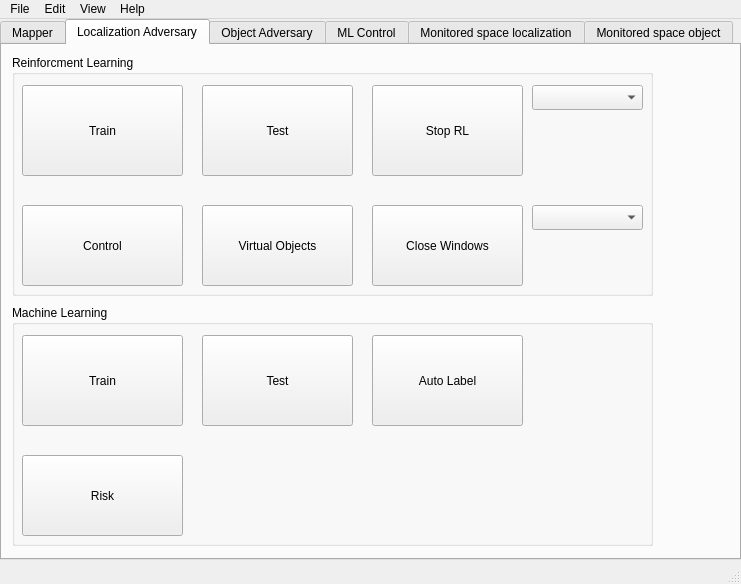
First picture: the form in Mapper/form.ui, repository NachtaktiverHalbaffe/Robotino-Situational-Risk-Assessment, before the edit.
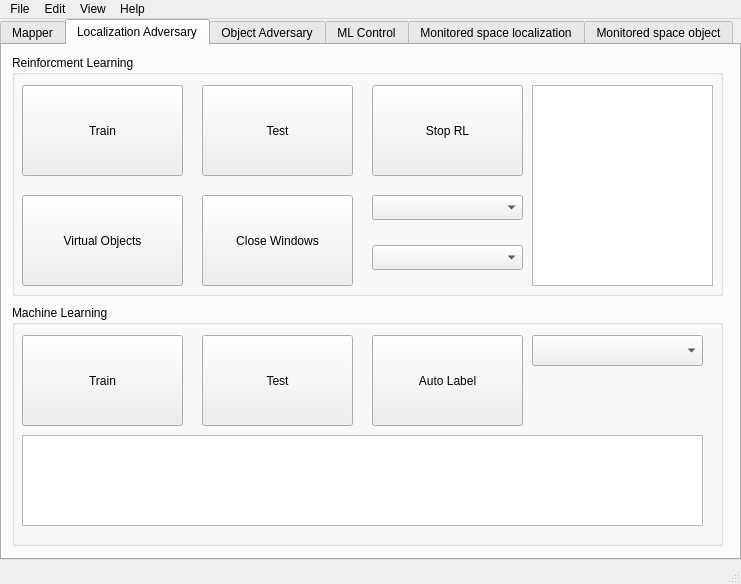
Second picture: the form after the edit. The open tabs and pages were chosen to show the change. Icons and pictures are not drawn.

Commit message: gui with new text boxes

What changed in the file:
```diff
--- a/Mapper/form.ui
+++ b/Mapper/form.ui
@@ -477,7 +477,7 @@
        <rect>
         <x>10</x>
         <y>10</y>
-        <width>641</width>
+        <width>711</width>
         <height>241</height>
        </rect>
       </property>
@@ -523,26 +523,13 @@
         <string>Stop RL</string>
        </property>
       </widget>
-      <widget class="QPushButton" name="Control_btn">
-       <property name="geometry">
-        <rect>
-         <x>10</x>
-         <y>150</y>
-         <width>161</width>
-         <height>81</height>
-        </rect>
-       </property>
-       <property name="text">
-        <string>Control</string>
-       </property>
-      </widget>
       <widget class="QPushButton" name="virtual_obj_btn">
        <property name="geometry">
         <rect>
-         <x>190</x>
-         <y>150</y>
-         <width>151</width>
-         <height>81</height>
+         <x>10</x>
+         <y>140</y>
+         <width>161</width>
+         <height>91</height>
         </rect>
        </property>
        <property name="text">
@@ -552,35 +539,56 @@
       <widget class="QPushButton" name="close_window_btn">
        <property name="geometry">
         <rect>
-         <x>360</x>
-         <y>150</y>
+         <x>190</x>
+         <y>140</y>
          <width>151</width>
-         <height>81</height>
+         <height>91</height>
         </rect>
        </property>
        <property name="text">
         <string>Close Windows</string>
        </property>
       </widget>
+      <widget class="QComboBox" name="tree_selector">
+       <property name="geometry">
+        <rect>
+         <x>360</x>
+         <y>190</y>
+         <width>151</width>
+         <height>25</height>
+        </rect>
+       </property>
+      </widget>
       <widget class="QComboBox" name="shape_selector">
        <property name="geometry">
         <rect>
-         <x>520</x>
-         <y>150</y>
-         <width>111</width>
+         <x>360</x>
+         <y>140</y>
+         <width>151</width>
          <height>25</height>
         </rect>
        </property>
       </widget>
-      <widget class="QComboBox" name="rl_type_selector">
+      <widget class="QTextEdit" name="info_box_rl">
        <property name="geometry">
         <rect>
          <x>520</x>
          <y>30</y>
-         <width>111</width>
-         <height>25</height>
+         <width>181</width>
+         <height>201</height>
         </rect>
        </property>
+       <property name="font">
+        <font>
+         <italic>false</italic>
+        </font>
+       </property>
+       <property name="acceptDrops">
+        <bool>true</bool>
+       </property>
+       <property name="readOnly">
+        <bool>true</bool>
+       </property>
       </widget>
      </widget>
      <widget class="QGroupBox" name="groupBox_2">
@@ -588,7 +596,7 @@
        <rect>
         <x>10</x>
         <y>260</y>
-        <width>641</width>
+        <width>711</width>
         <height>241</height>
        </rect>
       </property>
@@ -637,17 +645,35 @@
         <string>Auto Label</string>
        </property>
       </widget>
-      <widget class="QPushButton" name="ML_4">
+      <widget class="QTextEdit" name="info_box_ml">
        <property name="geometry">
         <rect>
          <x>10</x>
-         <y>150</y>
-         <width>161</width>
-         <height>81</height>
+         <y>130</y>
+         <width>681</width>
+         <height>91</height>
         </rect>
        </property>
-       <property name="text">
-        <string>Risk</string>
+       <property name="font">
+        <font>
+         <italic>false</italic>
+        </font>
+       </property>
+       <property name="acceptDrops">
+        <bool>true</bool>
+       </property>
+       <property name="readOnly">
+        <bool>true</bool>
+       </property>
+      </widget>
+      <widget class="QComboBox" name="ml_algo_selector">
+       <property name="geometry">
+        <rect>
+         <x>520</x>
+         <y>30</y>
+         <width>171</width>
+         <height>31</height>
+        </rect>
        </property>
       </widget>
      </widget>
```
Left out of the diff: 17 changed lines with no effect on the pictures.
